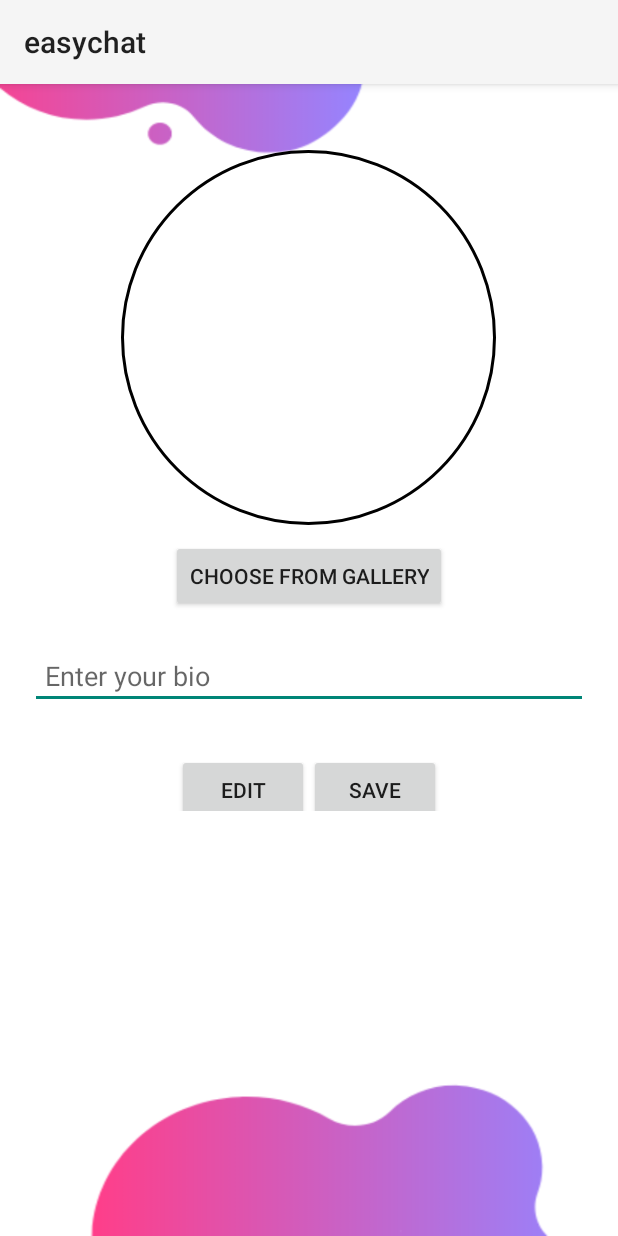
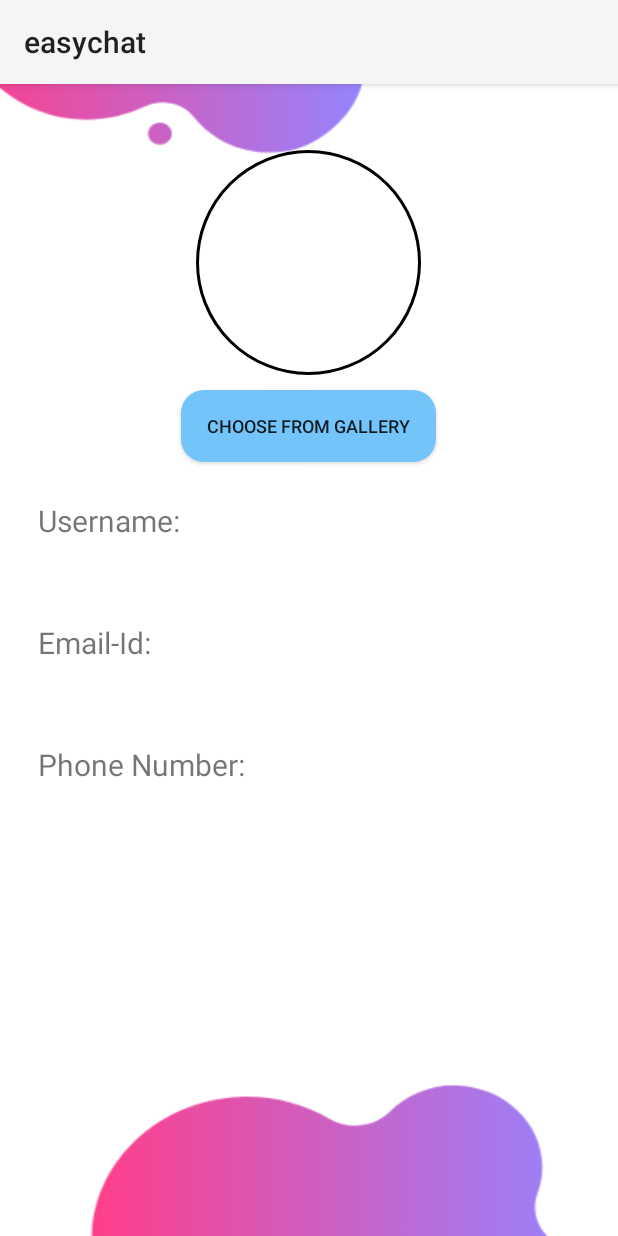
Before and after one commit to itsrahulg/EasyChat, an Android app: the screen it shows after launch once a user with an empty profile is signed in (Profile), in the options menu, after a tap on "Profile", on a phone screen of 412 x 824 dp. Run offline under Robolectric (Android 15) with nearby library versions, the phone set to English and light mode, and no system bars; our stand-ins replace Firebase (no records; nobody signed in at launch, a user with empty details on screens opened directly).

Commit message:
fetched user details and updated profile

```diff
--- a/app/build.gradle.kts
+++ b/app/build.gradle.kts
@@ -45,6 +45,8 @@ dependencies {
     implementation("androidx.activity:activity:1.8.0")
     implementation("com.google.firebase:firebase-database-ktx:20.3.1")
     implementation("com.google.firebase:firebase-messaging-ktx:24.0.0")
+    implementation("com.google.firebase:firebase-firestore-ktx:25.0.0")
+    implementation("com.google.firebase:firebase-storage-ktx:21.0.0")
     testImplementation("junit:junit:4.13.2")
     androidTestImplementation("androidx.test.ext:junit:1.1.5")
     androidTestImplementation("androidx.test.espresso:espresso-core:3.5.1")
--- a/app/src/main/java/com/example/easychat/Profile.kt
+++ b/app/src/main/java/com/example/easychat/Profile.kt
@@ -1,16 +1,126 @@
 package com.example.easychat
 
+import android.content.Intent
+import android.net.Uri
 import android.os.Bundle
+import android.widget.Button
+import android.widget.ImageView
+import android.widget.TextView
+import android.widget.Toast
 import androidx.activity.enableEdgeToEdge
 import androidx.appcompat.app.AppCompatActivity
-import androidx.core.view.ViewCompat
-import androidx.core.view.WindowInsetsCompat
+import com.google.firebase.auth.FirebaseAuth
+import com.google.firebase.database.DatabaseError
+import com.google.firebase.firestore.FirebaseFirestore
+import com.google.firebase.storage.FirebaseStorage
+import com.google.firebase.database.FirebaseDatabase
+import com.google.firebase.database.DataSnapshot
+import com.google.firebase.database.ValueEventListener
+
 
 class Profile : AppCompatActivity() {
+
+    private lateinit var profileImageUri: Uri
+
     override fun onCreate(savedInstanceState: Bundle?) {
         super.onCreate(savedInstanceState)
         enableEdgeToEdge()
         setContentView(R.layout.activity_profile)
 
+        // Initialize views
+        val changePhotoButton: Button = findViewById(R.id.change_photo_button)
+
+        // Set click listener for the button
+        changePhotoButton.setOnClickListener {
+            launchGalleryIntent()
+        }
+
+        // Retrieve user data and fill in TextViews
+        retrieveUserData()
+    }
+
+    private fun launchGalleryIntent() {
+        val galleryIntent = Intent(Intent.ACTION_PICK)
+        galleryIntent.type = "image/*"
+        startActivityForResult(galleryIntent, PICK_IMAGE_REQUEST)
+    }
+
+    override fun onActivityResult(requestCode: Int, resultCode: Int, data: Intent?) {
+        super.onActivityResult(requestCode, resultCode, data)
+        if (requestCode == PICK_IMAGE_REQUEST && resultCode == RESULT_OK && data != null) {
+            // Get selected image URI
+            profileImageUri = data.data!!
+            // Now upload the image to Firebase Storage and save its URL in Firestore
+            uploadImageToFirebaseStorage()
+        }
+    }
+
+    private fun uploadImageToFirebaseStorage() {
+        val userId = FirebaseAuth.getInstance().currentUser?.uid
+        val storageRef = FirebaseStorage.getInstance().reference.child("profile_images").child("$userId.jpg")
+
+        storageRef.putFile(profileImageUri)
+            .addOnSuccessListener {
+                // Image uploaded successfully
+                // Get the download URL
+                storageRef.downloadUrl.addOnSuccessListener { uri ->
+                    // Save the download URL in Firestore
+                    saveImageUrlToFirestore(userId!!, uri.toString())
+
+                    // Display the selected image in the ImageView
+                    val profileImageView = findViewById<ImageView>(R.id.profile_image)
+                    profileImageView.setImageURI(profileImageUri)
+
+                    // Show toast message for successful upload
+                    Toast.makeText(this, "Profile photo updated", Toast.LENGTH_SHORT).show()
+                }
+            }
+            .addOnFailureListener {
+                // Handle failed upload
+                Toast.makeText(this, "Failed to upload profile photo", Toast.LENGTH_SHORT).show()
+            }
+    }
+
+
+    private fun saveImageUrlToFirestore(userId: String, imageUrl: String) {
+        val userRef = FirebaseFirestore.getInstance().collection("users").document(userId)
+        userRef.update("profileImageUrl", imageUrl)
+            .addOnSuccessListener {
+                // Image URL saved successfully
+            }
+            .addOnFailureListener {
+                // Handle failure
+            }
+    }
+
+    private fun retrieveUserData() {
+        val userId = FirebaseAuth.getInstance().currentUser?.uid
+        val userRef = FirebaseDatabase.getInstance().reference.child("user").child(userId!!)
+        userRef.addListenerForSingleValueEvent(object : ValueEventListener {
+            override fun onDataChange(dataSnapshot: DataSnapshot) {
+                if (dataSnapshot.exists()) {
+                    val username = dataSnapshot.child("name").getValue(String::class.java)
+                    val email = dataSnapshot.child("email").getValue(String::class.java)
+                    val phoneNumber = dataSnapshot.child("phonenumber").getValue(String::class.java)
+
+                    // Update TextViews with retrieved data
+                    findViewById<TextView>(R.id.usernamevalue).text = username
+                    findViewById<TextView>(R.id.emailidvalue).text = email
+                    findViewById<TextView>(R.id.phonenumbervalue).text = phoneNumber
+                } else {
+                    // User node does not exist
+                }
+            }
+
+            override fun onCancelled(databaseError: DatabaseError) {
+                // Handle failure
+            }
+        })
+    }
+
+
+
+    companion object {
+        private const val PICK_IMAGE_REQUEST = 1
     }
 }
--- /dev/null
+++ b/app/src/main/res/drawable/profilebuttons.xml
@@ -0,0 +1,5 @@
+<?xml version="1.0" encoding="utf-8"?>
+<shape xmlns:android="http://schemas.android.com/apk/res/android">
+    <corners android:radius="15dp"/>
+    <solid android:color="@color/choosefromgallery"/>
+</shape>
--- a/app/src/main/res/layout/activity_profile.xml
+++ b/app/src/main/res/layout/activity_profile.xml
@@ -5,8 +5,8 @@
 
     <ImageView
         android:id="@+id/profile_image"
-        android:layout_width="250dp"
-        android:layout_height="250dp"
+        android:layout_width="150dp"
+        android:layout_height="150dp"
         android:layout_centerHorizontal="true"
         android:layout_marginTop="100dp"
         android:src="@drawable/default_profile_image"
@@ -16,59 +16,90 @@
 
     <Button
         android:id="@+id/change_photo_button"
-        android:layout_width="wrap_content"
+        android:layout_width="170dp"
         android:layout_height="wrap_content"
         android:layout_below="@id/profile_image"
         android:layout_centerHorizontal="true"
         android:layout_marginTop="10dp"
-        android:text="Choose from gallery">
+        android:text="Choose from gallery"
+        android:background="@drawable/profilebuttons"
+        android:textSize="12sp">
 
     </Button>
 
-
-    <EditText
-        android:id="@+id/bio_edit_text"
+    <TextView
+        android:id="@+id/usernameLabel"
+        android:layout_below="@id/change_photo_button"
         android:layout_width="match_parent"
         android:layout_height="wrap_content"
-        android:layout_below="@id/change_photo_button"
+        android:text="Username:"
+        android:layout_marginTop="25dp"
+        android:layout_marginLeft="25dp"
+        android:layout_marginRight="20dp"
+        android:textSize="20sp">
+    </TextView>
+
+    <TextView
+        android:id="@+id/usernamevalue"
+        android:layout_below="@id/usernameLabel"
+        android:layout_width="match_parent"
+        android:layout_height="wrap_content"
+        android:text=""
+        android:layout_marginTop="10dp"
+        android:layout_marginLeft="25dp"
+        android:layout_marginRight="20dp"
+        android:textSize="17sp">
+    </TextView>
+
+    <TextView
+        android:id="@+id/emailidLabel"
+        android:layout_below="@id/usernamevalue"
+        android:layout_width="match_parent"
+        android:layout_height="wrap_content"
+        android:text="Email-Id:"
         android:layout_marginTop="20dp"
-        android:layout_marginLeft="20dp"
+        android:layout_marginLeft="25dp"
         android:layout_marginRight="20dp"
-        android:hint="Enter your bio"
-        android:padding="10dp" >
+        android:textSize="20sp">
+    </TextView>
 
-    </EditText>
+    <TextView
+        android:id="@+id/emailidvalue"
+        android:layout_below="@id/emailidLabel"
+        android:layout_width="match_parent"
+        android:layout_height="wrap_content"
+        android:text=""
+        android:layout_marginTop="10dp"
+        android:layout_marginLeft="25dp"
+        android:layout_marginRight="20dp"
+        android:textSize="17sp">
+    </TextView>
 
-    <LinearLayout
-        android:layout_width="wrap_content"
+    <TextView
+        android:id="@+id/phonenumberLabel"
+        android:layout_below="@id/emailidvalue"
+        android:layout_width="match_parent"
         android:layout_height="wrap_content"
-        android:orientation="horizontal"
-        android:layout_below="@id/bio_edit_text"
-        android:gravity="center"
-        android:layout_centerHorizontal="true">
+        android:text="Phone Number:"
+        android:layout_marginTop="20dp"
+        android:layout_marginLeft="25dp"
+        android:layout_marginRight="20dp"
+        android:textSize="20sp">
+    </TextView>
 
-        <Button
-            android:id="@+id/edit_button"
-            android:layout_width="wrap_content"
-            android:layout_height="wrap_content"
-            android:layout_marginTop="20dp"
-            android:text="Edit"
-            android:paddingStart="20dp"
-            android:paddingEnd="20dp" >
+    <TextView
+        android:id="@+id/phonenumbervalue"
+        android:layout_below="@id/phonenumberLabel"
+        android:layout_width="match_parent"
+        android:layout_height="wrap_content"
+        android:text=""
+        android:layout_marginTop="10dp"
+        android:layout_marginLeft="25dp"
+        android:layout_marginRight="20dp"
+        android:textSize="17sp">
+    </TextView>
 
-        </Button>
 
-        <Button
-            android:id="@+id/save_button"
-            android:layout_width="wrap_content"
-            android:layout_height="wrap_content"
-            android:layout_marginTop="20dp"
-            android:text="Save"
-            android:paddingStart="20dp"
-            android:paddingEnd="20dp" >
-
-        </Button>
-    </LinearLayout>
 
 
 
--- a/app/src/main/res/menu/menu.xml
+++ b/app/src/main/res/menu/menu.xml
@@ -1,7 +1,7 @@
 <?xml version="1.0" encoding="utf-8"?>
 <menu xmlns:android="http://schemas.android.com/apk/res/android">
+    <item android:id="@+id/profile" android:title="Profile"/>
+    <item android:id="@+id/about" android:title="About"/>
+    <item android:id="@+id/darkmode" android:title="Dark mode"/>
     <item android:id="@+id/logout" android:title="Logout"/>
-    <item android:id="@+id/profile" android:title="Profile"/>
-    <item android:id="@+id/about" android:title="about"/>
-    <item android:id="@+id/darkmode" android:title="Enable dark mode"/>
 </menu>
--- a/app/src/main/res/values/colors.xml
+++ b/app/src/main/res/values/colors.xml
@@ -6,4 +6,5 @@
     <color name="blue">#1A6A9F</color>
     <color name="sent_text_color">#7BC9FF</color>
     <color name="received_text_color">#10439F</color>
+    <color name="choosefromgallery">#73C4FA</color>
 </resources>
```
